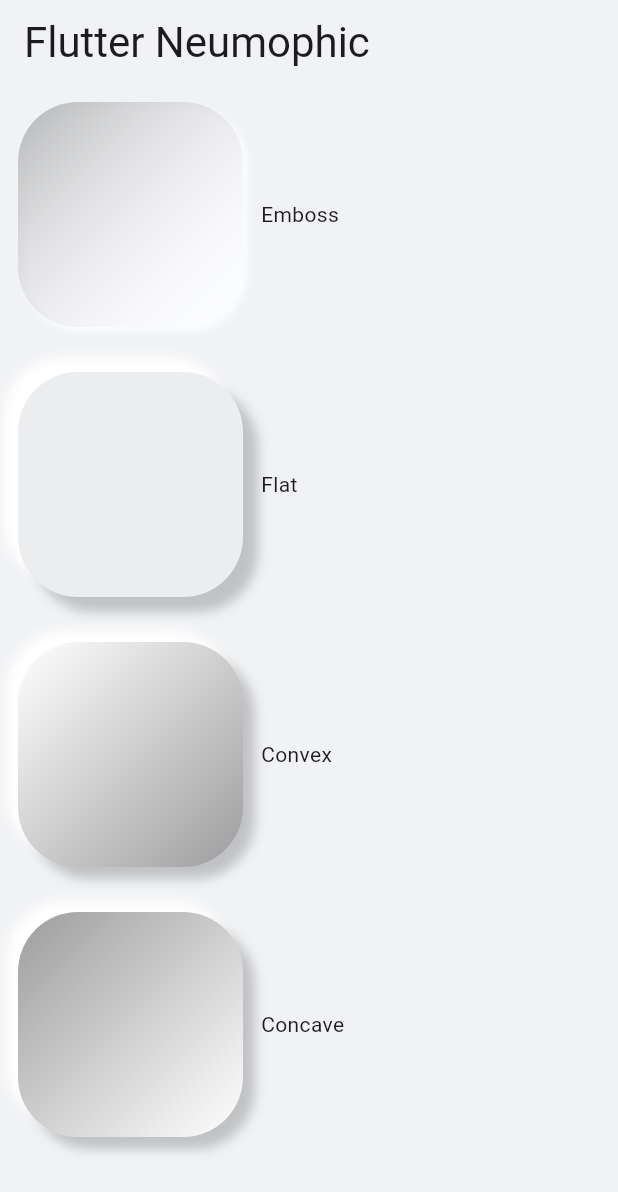
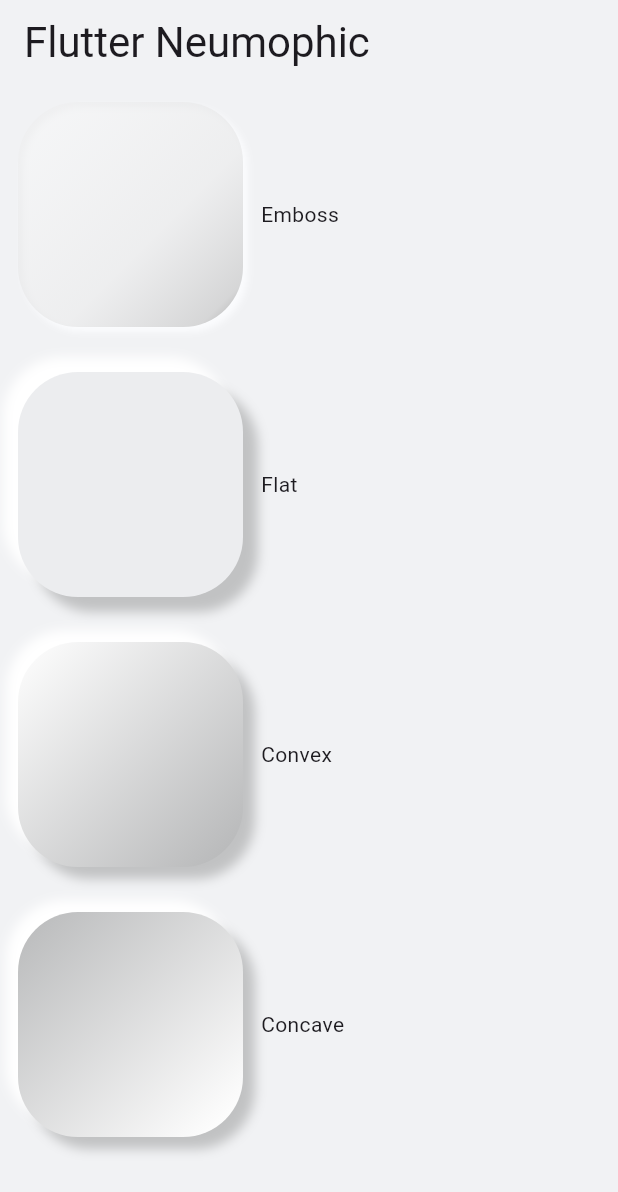
Before and after one commit to TimiMoorhouse/Neural, a Flutter app: the screen it shows after launch, on a phone screen of 412 x 824 dp. Shown: the top 1192 px of the screen. Run offline on Flutter 3.47's test engine with Material 3 defaults, Android fonts, the phone set to English and light mode, and no system bars.

Commit message:
updated gradient

```diff
--- a/lib/neumortphic_decorator.dart
+++ b/lib/neumortphic_decorator.dart
@@ -59,6 +59,7 @@ BoxDecoration generateNeumorphicDecorator(
         convexConcaveOffset.dx.clamp(-1, 1).toDouble(),
         convexConcaveOffset.dy.clamp(-1, 1).toDouble(),
       ),
+      /*
       colors: [
        // Colors.grey,
         NeumorphicColors.generateGradientColors(
@@ -71,6 +72,19 @@ BoxDecoration generateNeumorphicDecorator(
           intensity: darkFactor,
         )
       ],
+       */
+        colors: [
+          Colors.grey[200].withOpacity(0.4),
+          Colors.grey[300].withOpacity(0.5),
+          Colors.grey[400].withOpacity(0.6),
+          Colors.grey[500],
+        ],
+        stops: [
+          0,
+          0.6,
+          0.9,
+          1
+        ]
     );
 
 
@@ -130,7 +144,7 @@ BoxDecoration generateNeumorphicDecorator(
       ];
     }
 
-    double darkFactor = style.curveHeight / 60 + 0.1;
+    double darkFactor = style.curveHeight / 110 + 0.1;
     double whiteFactor = style.curveHeight / 200 + 0.06;
 
     final convexConcaveOffset = sourceToOffset(style.lightSource, style.curveHeight);
@@ -154,6 +168,10 @@ BoxDecoration generateNeumorphicDecorator(
                 intensity: style.shape == NeumorphicShape.convex ? -darkFactor : whiteFactor,
               )
       ],
+      stops: [
+        0,
+        0.95
+      ]
     );
   }
 
```
Also changed, not shown: example/lib/main.dart (line endings or trailing spaces).
